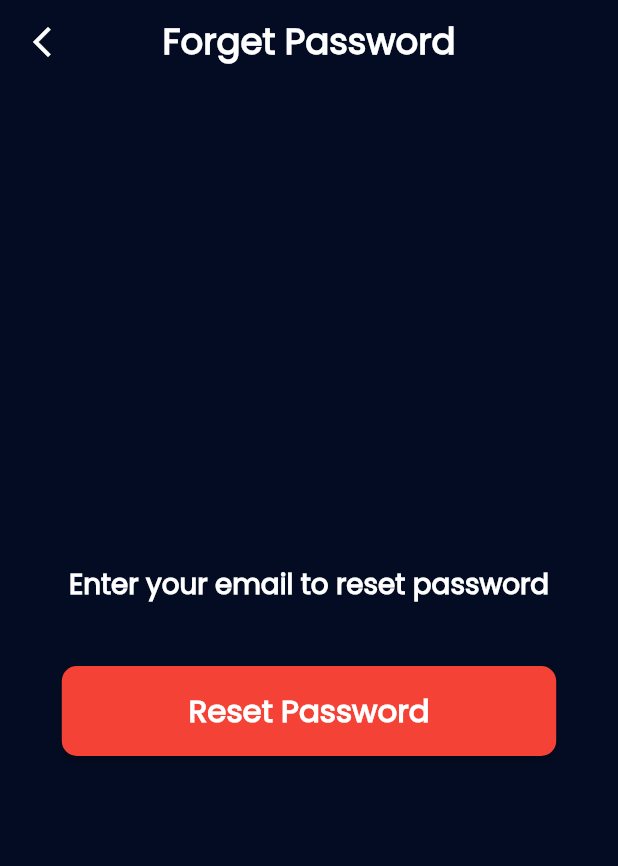
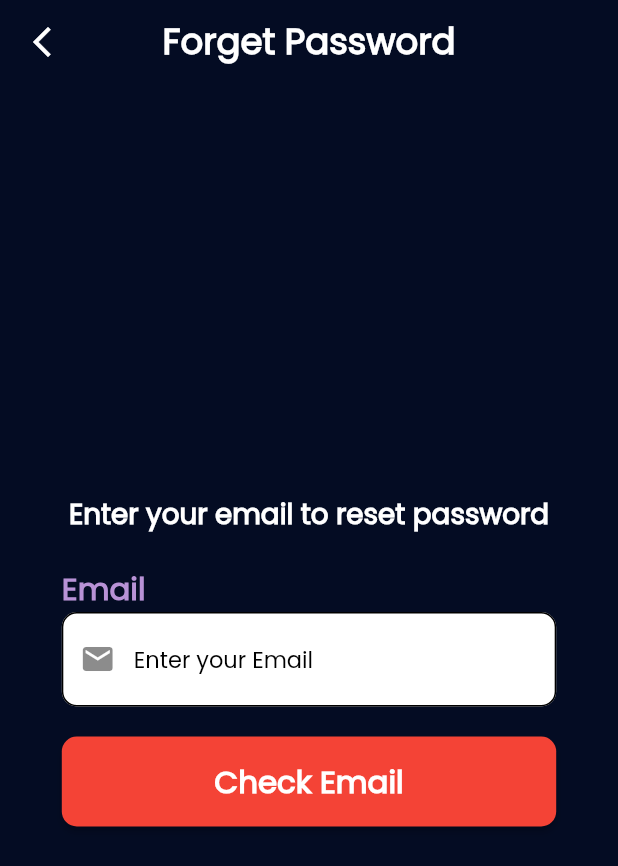
Before and after one commit to 7am3laa/Kotaby, a Flutter app: the ForgetpasswordScreen screen opened directly, on a phone screen of 412 x 824 dp. Shown: the top 866 px of the screen. Run offline on Flutter 3.47's test engine with Material 3 defaults, Android fonts, the light colour scheme and no system bars; our stand-ins replace audio_service, awesome_notifications, cached_network_image, connectivity_plus, dio, flutter_bloc and 6 more; missing offline and left inert: disk_space_update, record; accounts and stored records are empty; project files that could hold a hidden picture were left out.

Commit message:
added forget password

```diff
--- a/lib/UI/screens/auth screen/cubits/login cubit/login_cubit.dart
+++ b/lib/UI/screens/auth screen/cubits/login cubit/login_cubit.dart
@@ -16,18 +16,18 @@ import 'package:kotaby/storage.dart';
 class LoginCubit extends Cubit<LoginState> {
   final UserAuthServices _authServices;
   final GlobalKey<FormState> formKey = GlobalKey<FormState>();
-  final GlobalKey<FormState> updateFormKey = GlobalKey<FormState>();
+  final GlobalKey<FormState> formForgetKey = GlobalKey<FormState>();
+
   final TextEditingController emailController = TextEditingController();
   final TextEditingController passwordController = TextEditingController();
-  final TextEditingController updateEmailController = TextEditingController();
-  final TextEditingController updatePasswordController =
-      TextEditingController();
-  final TextEditingController updateNameController = TextEditingController();
 
-  final TextEditingController checkPasswordController = TextEditingController();
+  final TextEditingController emailForgetPassword = TextEditingController();
+  final TextEditingController passworForget = TextEditingController();
 
   UsersModel? _currentUser;
   bool isVisiblePassword = true;
+  bool isVForget = true;
+  bool isEmailFound = false;
 
   UsersModel? get currentUser => _currentUser;
 
@@ -38,6 +38,11 @@ class LoginCubit extends Cubit<LoginState> {
   void togglePasswordVisibility() {
     isVisiblePassword = !isVisiblePassword;
     emit(LoginPasswordVisibilityToggled(isVisiblePassword));
+  }
+
+  void togglePasswordVisibilityForget() {
+    isVForget = !isVForget;
+    emit(LoginPasswordVisibilityToggledForget(isVForget));
   }
 
   Future<void> loginUser({
@@ -150,13 +155,69 @@ class LoginCubit extends Cubit<LoginState> {
     }
   }
 
+  Future<void> forgetPassword(BuildContext context) async {
+    if (!formForgetKey.currentState!.validate()) return;
+    emit(ForgetPasswordLoading());
+    try {
+      final users = await _authServices.getUsers();
+      for (var user in users) {
+        if (user.email == emailForgetPassword.text.trim()) {
+          isEmailFound = true;
+          emit(ForgetPasswordEmailFound());
+          return;
+        }
+      }
+
+      isEmailFound = false;
+      emit(ForgetPasswordEmailNotFound());
+    } catch (e) {
+      isEmailFound = false;
+      emit(ForgetPasswordError(e.toString()));
+    }
+  }
+
+  Future<void> resetPassword(BuildContext context) async {
+    if (passworForget.text.trim().isEmpty) {
+      emit(ForgetPasswordError("Password cannot be empty"));
+      return;
+    }
+
+    emit(ForgetPasswordLoading());
+
+    try {
+      await _authServices.forgetPassword(
+        email: emailForgetPassword.text.trim(),
+        password: passworForget.text.trim(),
+      );
+
+      emit(ForgetPasswordSuccess());
+
+      Future.delayed(
+        const Duration(milliseconds: 500),
+        () {
+          resetForgetPasswordState();
+          N.pop(context: context);
+        },
+      );
+    } catch (e) {
+      emit(ForgetPasswordError(e.toString()));
+    }
+  }
+
+  void resetForgetPasswordState() {
+    isEmailFound = false;
+    isVForget = true;
+    emailForgetPassword.clear();
+    passworForget.clear();
+    emit(LoginInitial());
+  }
+
   Future<void> logout(BuildContext context) async {
     emit(UserLoggingOut());
     try {
       await Storage.saveLoginState(false);
       await Storage.clearCachedUserData();
       _currentUser = null;
-
       emit(UserLoguted());
       N.pushAndRemoveUntil(context: context, screen: const AuthScreen());
     } catch (e) {
--- a/lib/UI/screens/auth screen/cubits/login cubit/login_state.dart
+++ b/lib/UI/screens/auth screen/cubits/login cubit/login_state.dart
@@ -49,6 +49,10 @@ class LoginPasswordVisibilityToggled extends LoginState {
   final bool isVisible;
   LoginPasswordVisibilityToggled(this.isVisible);
 }
+class LoginPasswordVisibilityToggledForget extends LoginState {
+  final bool isVisible;
+  LoginPasswordVisibilityToggledForget(this.isVisible);
+}
 
 class ForgetPasswordSuccess extends LoginState {}
 
@@ -60,3 +64,9 @@ class ForgetPasswordError extends LoginState {
   @override
   String toString() => 'ForgetPasswordError: $error';
 }
+
+class ForgetPasswordEmailNotFound extends LoginState {}
+
+class ForgetPasswordEmailFound extends LoginState {}
+
+class ForgetPasswordLoading extends LoginState {}
--- a/lib/UI/screens/auth screen/forgetpassword_screen.dart
+++ b/lib/UI/screens/auth screen/forgetpassword_screen.dart
@@ -3,6 +3,8 @@ import 'package:flutter_bloc/flutter_bloc.dart';
 import 'package:kotaby/UI/screens/auth%20screen/cubits/login%20cubit/login_cubit.dart';
 import 'package:kotaby/UI/screens/auth%20screen/cubits/login%20cubit/login_state.dart';
 import 'package:kotaby/constants/constants.dart';
+import 'package:kotaby/core/functions/customs_fields.dart';
+import 'package:kotaby/core/functions/validation.dart';
 import 'package:kotaby/core/ui_components/custom_app_bar.dart';
 import 'package:kotaby/core/ui_components/custom_button.dart';
 import 'package:kotaby/core/ui_components/custom_text.dart';
@@ -13,34 +15,23 @@ class ForgetpasswordScreen extends StatelessWidget {
   @override
   Widget build(BuildContext context) {
     final loginCubit = context.read<LoginCubit>();
+    final isWide = MediaQuery.of(context).size.width >= 500;
 
-    return Scaffold(
+    return Form(
+      key: loginCubit.formForgetKey,
+      child: Scaffold(
         appBar: CustomAppBar(title: "Forget Password"),
         backgroundColor: primaryColor,
         body: Center(
+          child: SingleChildScrollView(
             child: SizedBox(
               width: MediaQuery.of(context).size.width * .8,
-          child: Column(
-            mainAxisAlignment: MainAxisAlignment.center,
-            children: [
-              CustomText(
-                text: "Enter your email to reset password",
-                color: Colors.white,
-                fontSize: 18,
-              ),
-              const SizedBox(height: 20),
-              // CustomTextField(
-              //   hintText: "Your Email",
-              //   controller: loginCubit
-              //       .emailResetController, // ✅ استخدم emailResetController
-              // ),
-              const SizedBox(height: 20),
-              BlocConsumer<LoginCubit, LoginState>(
+              child: BlocConsumer<LoginCubit, LoginState>(
                 listener: (context, state) {
                   if (state is ForgetPasswordSuccess) {
                     ScaffoldMessenger.of(context).showSnackBar(
-                      SnackBar(
-                        content: Text("Password reset link sent to your email"),
+                      const SnackBar(
+                        content: Text("Password reset successfully"),
                         backgroundColor: Colors.green,
                       ),
                     );
@@ -51,22 +42,75 @@ class ForgetpasswordScreen extends StatelessWidget {
                         backgroundColor: Colors.red,
                       ),
                     );
+                  } else if (state is ForgetPasswordEmailNotFound) {
+                    ScaffoldMessenger.of(context).showSnackBar(
+                      const SnackBar(
+                        content: Text("Email not found"),
+                        backgroundColor: Colors.red,
+                      ),
+                    );
                   }
                 },
                 builder: (context, state) {
-                  if (state is LoginLoading) {
-                    return const CircularProgressIndicator(color: Colors.white);
+                  final showPasswordField =
+                      context.watch<LoginCubit>().isEmailFound;
+                  final isLoading = state is ForgetPasswordLoading;
+
+                  return Column(
+                    mainAxisAlignment: MainAxisAlignment.center,
+                    children: [
+                      const CustomText(
+                        text: "Enter your email to reset password",
+                        color: Colors.white,
+                        fontSize: 18,
+                      ),
+                      const SizedBox(height: 20),
+                      customField(
+                        label: "Email",
+                        controller: loginCubit.emailForgetPassword,
+                        icon: Icons.email,
+                        validator: (value) => emailValidation(value: value),
+                        keyboardType: TextInputType.emailAddress,
+                        isWidth: isWide,
+                      ),
+                      const SizedBox(height: 20),
+                      if (showPasswordField)
+                        Column(
+                          children: [
+                            customPassword(
+                              label: "New Password",
+                              controller: loginCubit.passworForget,
+                              isVisible: context.watch<LoginCubit>().isVForget,
+                              validator: (value) =>
+                                  passwordValidation(value: value),
+                              toggleVisibility: () => context
+                                  .read<LoginCubit>()
+                                  .togglePasswordVisibilityForget(),
+                              isWidth: isWide,
+                            ),
+                            const SizedBox(height: 20),
+                          ],
+                        ),
+                      isLoading
+                          ? const CircularProgressIndicator(color: Colors.red)
+                          : CustomButton(
+                              color: Colors.red,
+                              buttonText: showPasswordField
+                                  ? "Confirm Reset"
+                                  : "Check Email",
+                              onPressed: () {
+                                if (showPasswordField) {
+                                  loginCubit.resetPassword(context);
+                                } else {
+                                  loginCubit.forgetPassword(context);
                                 }
-                  return CustomButton(
-                    color: Colors.red,
-                    buttonText: "Reset Password",
-                    onPressed: () {
-                    //  loginCubit.resetPassword(context);
                               },
+                            ),
+                    ],
                   );
                 },
               ),
-            ],
+            ),
           ),
         ),
       ),
--- a/lib/storage.dart
+++ b/lib/storage.dart
@@ -40,7 +40,7 @@ class Storage {
 
   static int planedTask = 0;
   static int completionPages = 0;
-  static double completionPageForPercentage = 0;
+  static double completionPageForPercentage = 0.0;
   static List<int> completionList = [];
   static List<int> readPages = [];
 
```
Also changed, not shown: lib/UI/screens/auth screen/login_screen.dart (+5 -2 lines), lib/audio_player_handler.dart (+8 -6 lines), lib/core/services/user_auth_services.dart (+33 -1 lines). Lines whose indentation alone changed are shown as unchanged.
